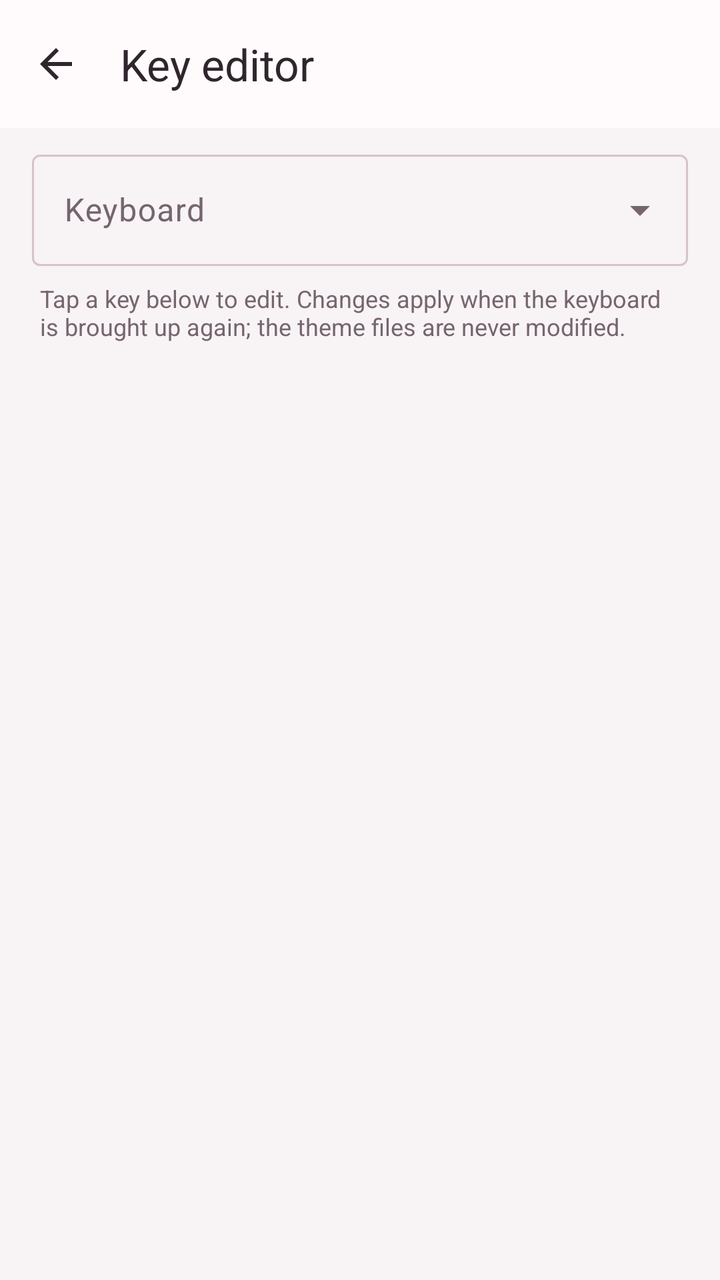
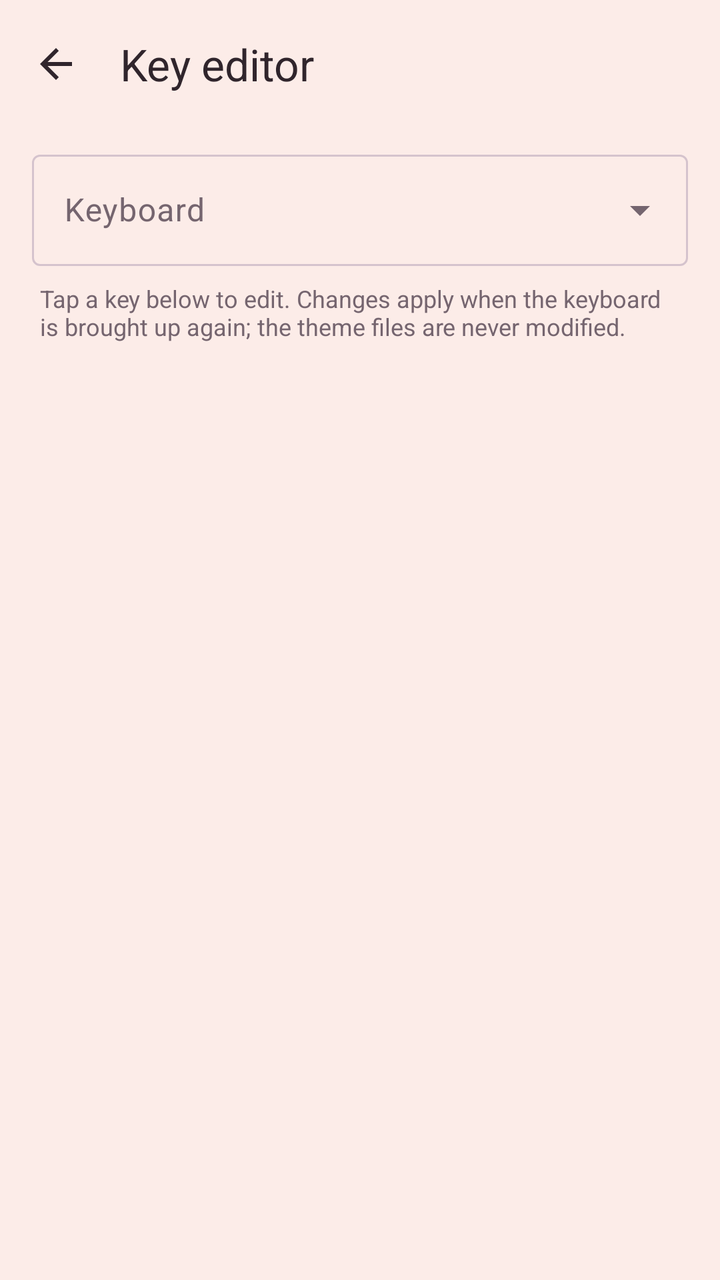

Two renders of the same Android screen: before a commit and after it. Below are the layout's source before the change and the commit's diff.
<!-- AndroidManifest.xml: activity theme Theme.TrimeAppTheme -->
<!-- res/layout/activity_key_edit.xml -->
<?xml version="1.0" encoding="utf-8"?>
<LinearLayout
    xmlns:android="http://schemas.android.com/apk/res/android"
    xmlns:app="http://schemas.android.com/apk/res-auto"
    android:layout_width="match_parent"
    android:layout_height="match_parent"
    android:background="?android:attr/colorBackground"
    android:orientation="vertical">

    <com.google.android.material.appbar.AppBarLayout
        android:id="@+id/key_edit_app_bar"
        android:layout_width="match_parent"
        android:layout_height="wrap_content"
        android:background="?attr/colorSurface"
        app:elevation="0dp">

        <com.google.android.material.appbar.MaterialToolbar
            android:id="@+id/key_edit_toolbar"
            android:layout_width="match_parent"
            android:layout_height="?attr/actionBarSize"
            app:navigationIcon="?attr/homeAsUpIndicator"
            app:navigationIconTint="?attr/colorOnSurface"
            app:title="@string/key_editor"
            app:titleTextColor="?attr/colorOnSurface" />
    </com.google.android.material.appbar.AppBarLayout>

    <com.google.android.material.textfield.TextInputLayout
        android:id="@+id/key_edit_keyboard_layout"
        style="@style/Widget.Material3.TextInputLayout.OutlinedBox.ExposedDropdownMenu"
        android:layout_width="match_parent"
        android:layout_height="wrap_content"
        android:layout_marginStart="16dp"
        android:layout_marginTop="8dp"
        android:layout_marginEnd="16dp"
        android:hint="@string/key_editor_pick_keyboard">

        <com.google.android.material.textfield.MaterialAutoCompleteTextView
            android:id="@+id/key_edit_keyboard_input"
            android:layout_width="match_parent"
            android:layout_height="wrap_content"
            android:inputType="none" />
    </com.google.android.material.textfield.TextInputLayout>

    <TextView
        android:id="@+id/key_edit_hint"
        android:layout_width="match_parent"
        android:layout_height="wrap_content"
        android:layout_marginStart="20dp"
        android:layout_marginTop="8dp"
        android:layout_marginEnd="20dp"
        android:text="@string/key_editor_hint"
        android:textColor="?attr/colorOnSurfaceVariant"
        android:textSize="12sp" />

    <ScrollView
        android:layout_width="match_parent"
        android:layout_height="0dp"
        android:layout_weight="1"
        android:clipToPadding="false"
        android:paddingBottom="24dp">

        <LinearLayout
            android:id="@+id/key_edit_rows"
            android:layout_width="match_parent"
            android:layout_height="wrap_content"
            android:orientation="vertical"
            android:paddingStart="8dp"
            android:paddingTop="8dp"
            android:paddingEnd="8dp" />
    </ScrollView>
</LinearLayout>
<!-- resources referenced by this layout -->
<resources>
  <string name="key_editor">Key editor</string>
  <string name="key_editor_hint">Tap a key below to edit. Changes apply when the keyboard is brought up again; the theme files are never modified.</string>
  <string name="key_editor_pick_keyboard">Keyboard</string>
  <color name="settings_surface_variant">#F1E8ED</color>
  <color name="settings_surface">#FFFBFD</color>
  <color name="settings_outline">#D5C3CD</color>
  <color name="m3_primary">#944563</color>
  <color name="m3_on_primary">#FFFFFF</color>
  <style name="Widget.Trime.Toolbar" parent="Widget.Material3.Toolbar">
          <item name="titleTextAppearance">@style/TextAppearance.Trime.ToolbarTitle</item>
          <item name="android:minHeight">?attr/actionBarSize</item>
      </style>
  <color name="framework_text_primary">#30252C</color>
  <color name="framework_text_secondary">#75656F</color>
  <color name="framework_background">#F8F3F5</color>
  <color name="m3_primary_container">#FFDAE6</color>
  <color name="m3_on_primary_container">#3D0B24</color>
  <color name="m3_secondary_container">#F1DFE7</color>
  <color name="m3_on_secondary_container">#372C34</color>
  <color name="m3_tertiary">#695780</color>
  <color name="m3_on_tertiary">#FFFFFF</color>
  <color name="m3_tertiary_container">#EEDDFA</color>
  <color name="m3_on_tertiary_container">#281638</color>
  <color name="colorPrimaryDark">#2D2F30</color>
  <color name="framework_control_normal">#76616C</color>
  <color name="framework_control_highlight">#1F944563</color>
  <color name="framework_foreground">#30252C</color>
  <style name="TextAppearance.Trime.ToolbarTitle" parent="TextAppearance.Material3.TitleLarge">
          <item name="android:textSize">22sp</item>
          <item name="android:fontFamily">sans-serif-medium</item>
      </style>
  <!-- unchanged entries left out for length: 1 -->
</resources>

<!-- the commit's change to res/layout/activity_key_edit.xml (unified diff, before → after) -->
@@ -4,14 +4,14 @@
     xmlns:app="http://schemas.android.com/apk/res-auto"
     android:layout_width="match_parent"
     android:layout_height="match_parent"
-    android:background="?android:attr/colorBackground"
+    android:background="@color/framework_background"
     android:orientation="vertical">
 
     <com.google.android.material.appbar.AppBarLayout
         android:id="@+id/key_edit_app_bar"
         android:layout_width="match_parent"
         android:layout_height="wrap_content"
-        android:background="?attr/colorSurface"
+        android:background="@color/framework_background"
         app:elevation="0dp">
 
         <com.google.android.material.appbar.MaterialToolbar
<!-- resource entries referenced after the edit -->
@@ -3,8 +3,8 @@
   <string name="key_editor">Key editor</string>
   <string name="key_editor_hint">Tap a key below to edit. Changes apply when the keyboard is brought up again; the theme files are never modified.</string>
   <string name="key_editor_pick_keyboard">Keyboard</string>
-  <color name="settings_surface_variant">#F1E8ED</color>
-  <color name="settings_surface">#FFFBFD</color>
+  <color name="settings_surface_variant">#F8DFDA</color>
+  <color name="settings_surface">#FFFAF6</color>
   <color name="settings_outline">#D5C3CD</color>
   <color name="m3_primary">#944563</color>
   <color name="m3_on_primary">#FFFFFF</color>
@@ -14,7 +14,7 @@
       </style>
   <color name="framework_text_primary">#30252C</color>
   <color name="framework_text_secondary">#75656F</color>
-  <color name="framework_background">#F8F3F5</color>
+  <color name="framework_background">#FCECE8</color>
   <color name="m3_primary_container">#FFDAE6</color>
   <color name="m3_on_primary_container">#3D0B24</color>
   <color name="m3_secondary_container">#F1DFE7</color>
